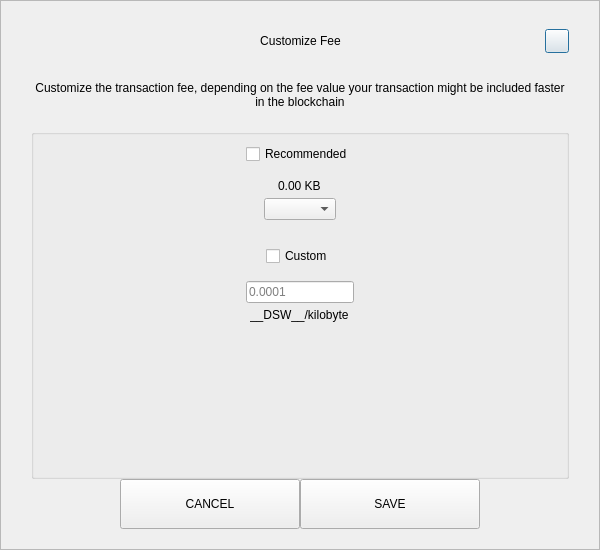
The window that src/qt/pivx/forms/sendcustomfeedialog.ui (decenomy/DSW) describes before a commit, drawn with Qt 5.
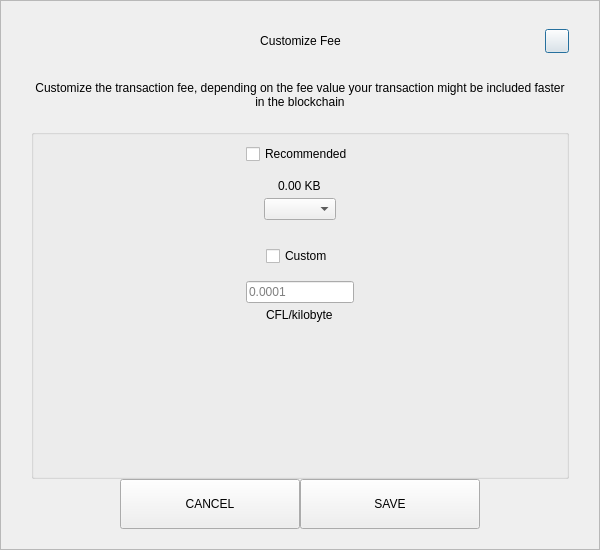
The same window after the commit.

```diff
--- a/src/qt/pivx/forms/sendcustomfeedialog.ui
+++ b/src/qt/pivx/forms/sendcustomfeedialog.ui
@@ -287,7 +287,7 @@
            <item alignment="Qt::AlignHCenter">
             <widget class="QLabel" name="labelCustomFee">
              <property name="text">
-              <string>__DSW__/kilobyte</string>
+              <string>CFL/kilobyte</string>
              </property>
             </widget>
            </item>
```
